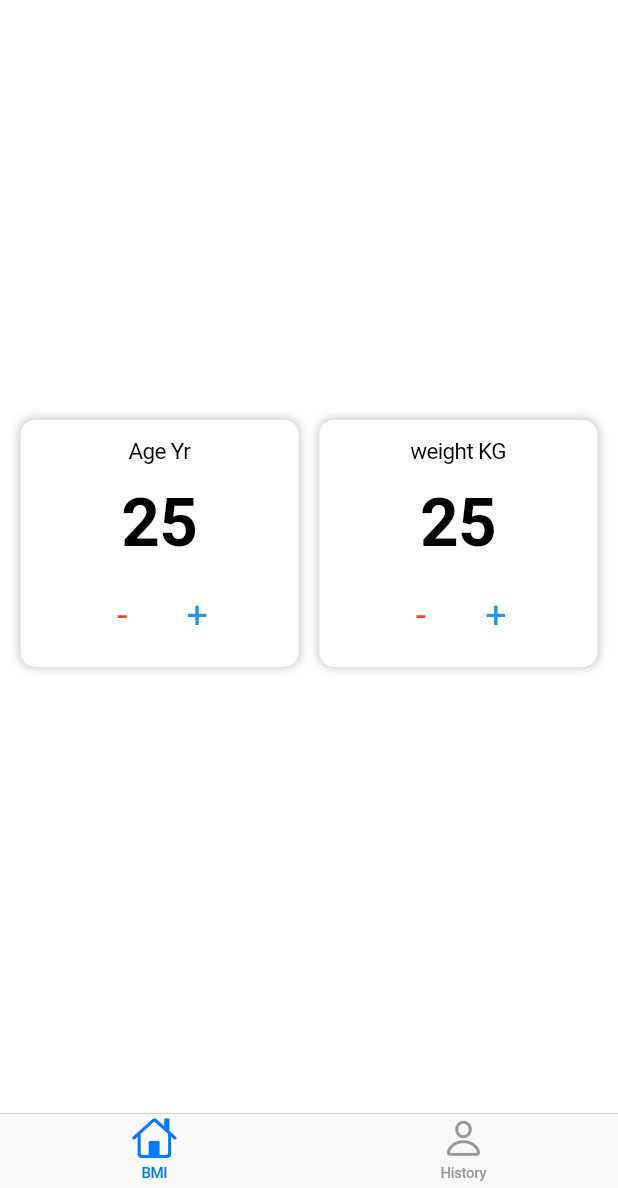
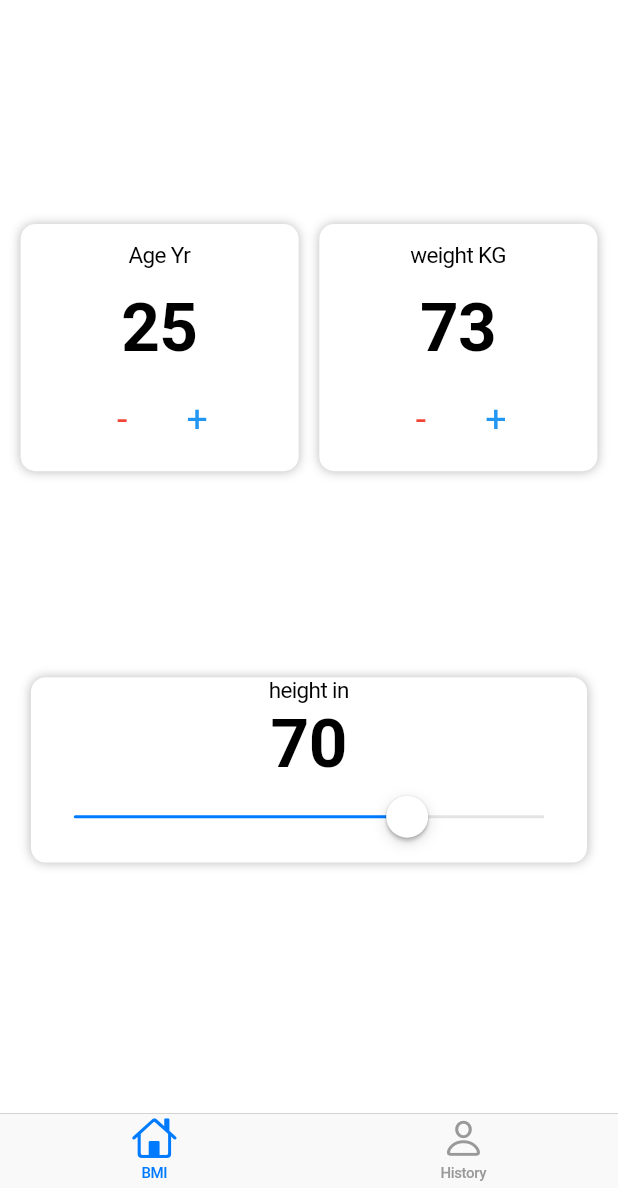
Before and after one commit to IlmanNashran/BMI-Calculator-App, a Flutter app: the screen it shows after launch, on a phone screen of 412 x 824 dp, the part 48-1236 px from its top. Run offline on Flutter 3.47's test engine with Material 2 defaults, Android fonts, the phone set to English and light mode, and no system bars.

Commit message:
create slider height widget

```diff
--- a/lib/pages/bmi_page.dart
+++ b/lib/pages/bmi_page.dart
@@ -13,7 +13,7 @@ class BmiPage extends StatefulWidget {
 
 class _BmiPageState extends State<BmiPage> {
   double? _deviceHeight, _deviceWidth;
-  int _age = 25, weight = 73;
+  int _age = 25, _weight = 73, _height = 70;
 
   @override
   Widget build(BuildContext context) {
@@ -36,7 +36,8 @@ class _BmiPageState extends State<BmiPage> {
               _ageSelectContainer(),
               _weightSelectContainer(),
             ],
-          )
+          ),
+          _heightSelectContainer(),
         ],
       ),
     ));
@@ -112,7 +113,7 @@ class _BmiPageState extends State<BmiPage> {
                 color: Colors.black, fontSize: 15, fontWeight: FontWeight.w400),
           ),
           Text(
-            _age.toString(),
+            _weight.toString(),
             style: const TextStyle(
                 color: Colors.black, fontSize: 45, fontWeight: FontWeight.w700),
           ),
@@ -126,7 +127,7 @@ class _BmiPageState extends State<BmiPage> {
                 child: CupertinoDialogAction(
                   onPressed: () {
                     setState(() {
-                      weight--;
+                      _weight--;
                     });
                   },
                   child: const Text('-'),
@@ -137,11 +138,13 @@ class _BmiPageState extends State<BmiPage> {
                 width: 50,
                 child: CupertinoDialogAction(
                   onPressed: () {
-                    setState(() {
-                      weight++;
-                    });
+                    setState(
+                      () {
+                        _weight++;
+                      },
+                    );
                   },
-                  child: const Text('+'),
+                  child: Text('+'),
                   textStyle: TextStyle(fontSize: 25, color: Colors.blue),
                 ),
               ),
@@ -151,4 +154,36 @@ class _BmiPageState extends State<BmiPage> {
       ),
     );
   }
+
+  Widget _heightSelectContainer() {
+    return InfoCard(
+      height: _deviceHeight! * 0.15,
+      width: _deviceWidth! * 0.90,
+      child: Column(
+        children: [
+          const Text(
+            "height in",
+            style: TextStyle(fontSize: 15, fontWeight: FontWeight.w400),
+          ),
+          Text(
+            _height.toString(),
+            style: TextStyle(fontSize: 45, fontWeight: FontWeight.w700),
+          ),
+          SizedBox(
+            width: _deviceWidth! * 0.80,
+            child: CupertinoSlider(
+                min: 0,
+                max: 96,
+                divisions: 96,
+                value: _height.toDouble(),
+                onChanged: (_value) {
+                  setState(() {
+                    _height = _value.toInt();
+                  });
+                }),
+          )
+        ],
+      ),
+    );
+  }
 }
```
